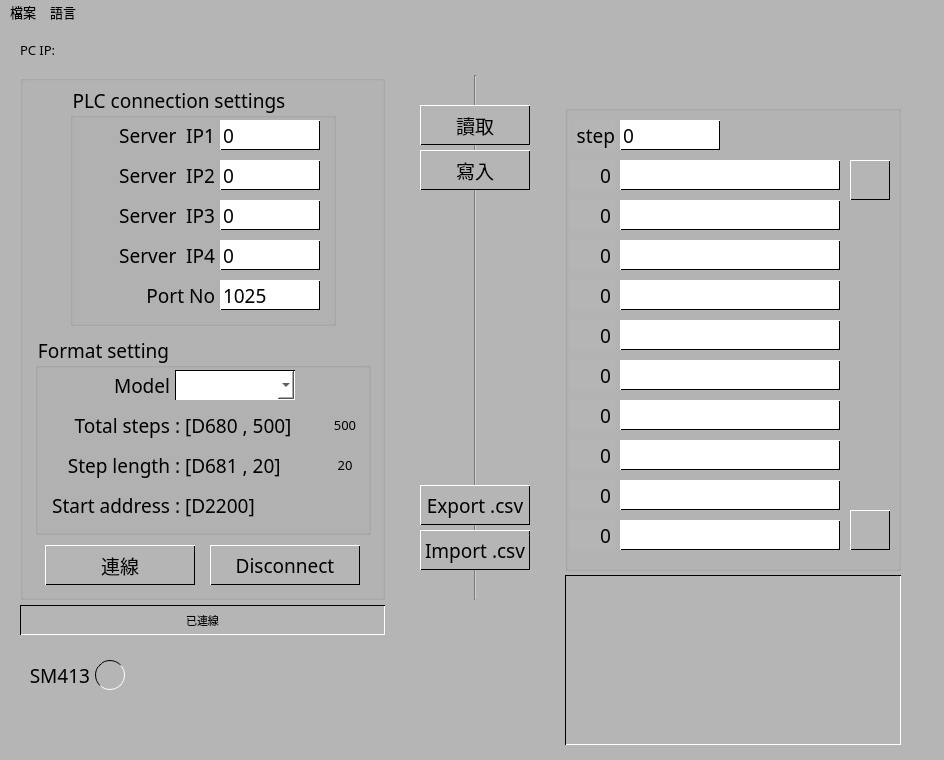
Qt form QPLC_StepConvertToCsv_GUI.ui (eyichia/QPLC) before a commit.
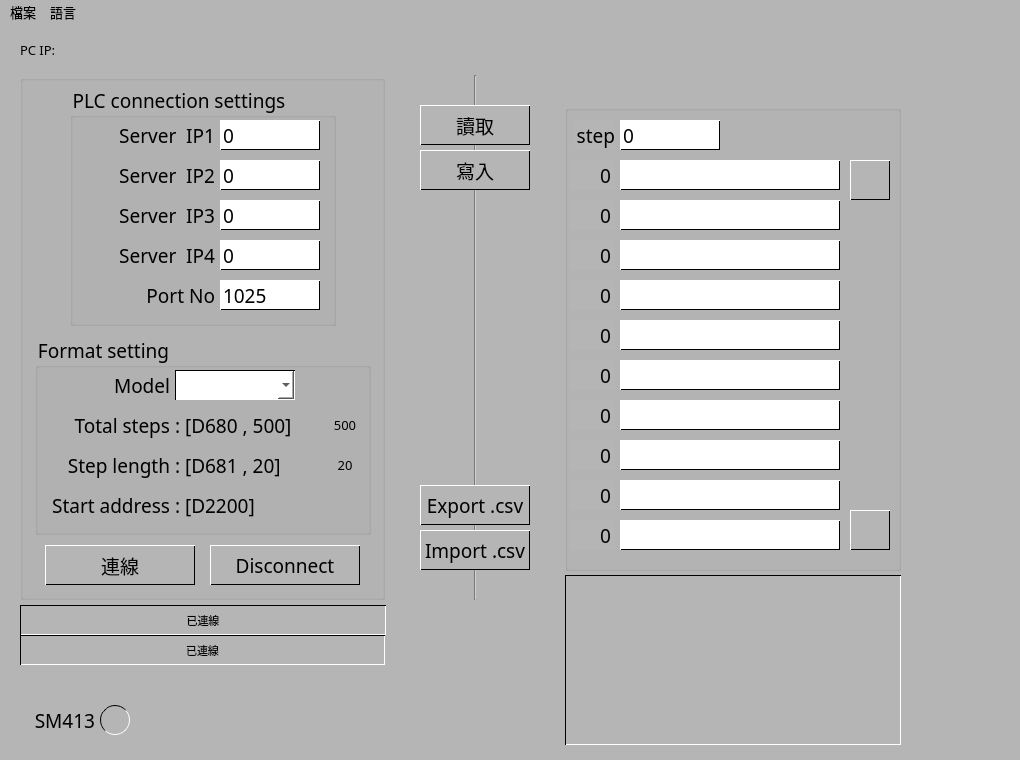
The same form after that commit. Icons and pictures are not drawn.

The edit to the form file:
```diff
--- a/QPLC_StepConvertToCsv_GUI.ui
+++ b/QPLC_StepConvertToCsv_GUI.ui
@@ -6,7 +6,7 @@
    <rect>
     <x>0</x>
     <y>0</y>
-    <width>944</width>
+    <width>1020</width>
     <height>760</height>
    </rect>
   </property>
@@ -2102,7 +2102,7 @@
      <rect>
       <x>20</x>
       <y>580</y>
-      <width>365</width>
+      <width>366</width>
       <height>30</height>
      </rect>
     </property>
@@ -2197,8 +2197,8 @@
     </property>
     <property name="geometry">
      <rect>
-      <x>20</x>
-      <y>635</y>
+      <x>25</x>
+      <y>680</y>
       <width>70</width>
       <height>30</height>
      </rect>
@@ -2228,8 +2228,8 @@
     </property>
     <property name="geometry">
      <rect>
-      <x>95</x>
-      <y>635</y>
+      <x>100</x>
+      <y>680</y>
       <width>30</width>
       <height>30</height>
      </rect>
@@ -2262,6 +2262,45 @@
      <set>Qt::AlignmentFlag::AlignCenter</set>
     </property>
    </widget>
+   <widget class="QLabel" name="plc_error_status">
+    <property name="enabled">
+     <bool>true</bool>
+    </property>
+    <property name="geometry">
+     <rect>
+      <x>20</x>
+      <y>610</y>
+      <width>365</width>
+      <height>30</height>
+     </rect>
+    </property>
+    <property name="font">
+     <font>
+      <family>Microsoft YaHei</family>
+      <pointsize>8</pointsize>
+     </font>
+    </property>
+    <property name="layoutDirection">
+     <enum>Qt::LayoutDirection::LeftToRight</enum>
+    </property>
+    <property name="styleSheet">
+     <string notr="true">QLabel{
+	border-style: solid; 
+	border-width: 1;
+	background-color: #B5B5B5;
+	border-top-color: black;
+	border-left-color: black;
+	border-bottom-color: white;
+	border-right-color: white;
+}</string>
+    </property>
+    <property name="text">
+     <string>已連線</string>
+    </property>
+    <property name="alignment">
+     <set>Qt::AlignmentFlag::AlignCenter</set>
+    </property>
+   </widget>
    <zorder>setting_groupBox</zorder>
    <zorder>line</zorder>
    <zorder>PB_read_step</zorder>
@@ -2280,8 +2319,8 @@
     <rect>
      <x>0</x>
      <y>0</y>
-     <width>944</width>
-     <height>23</height>
+     <width>1020</width>
+     <height>33</height>
     </rect>
    </property>
    <property name="font">
```
Left out of the diff: 1 changed line with no effect on the pictures.
